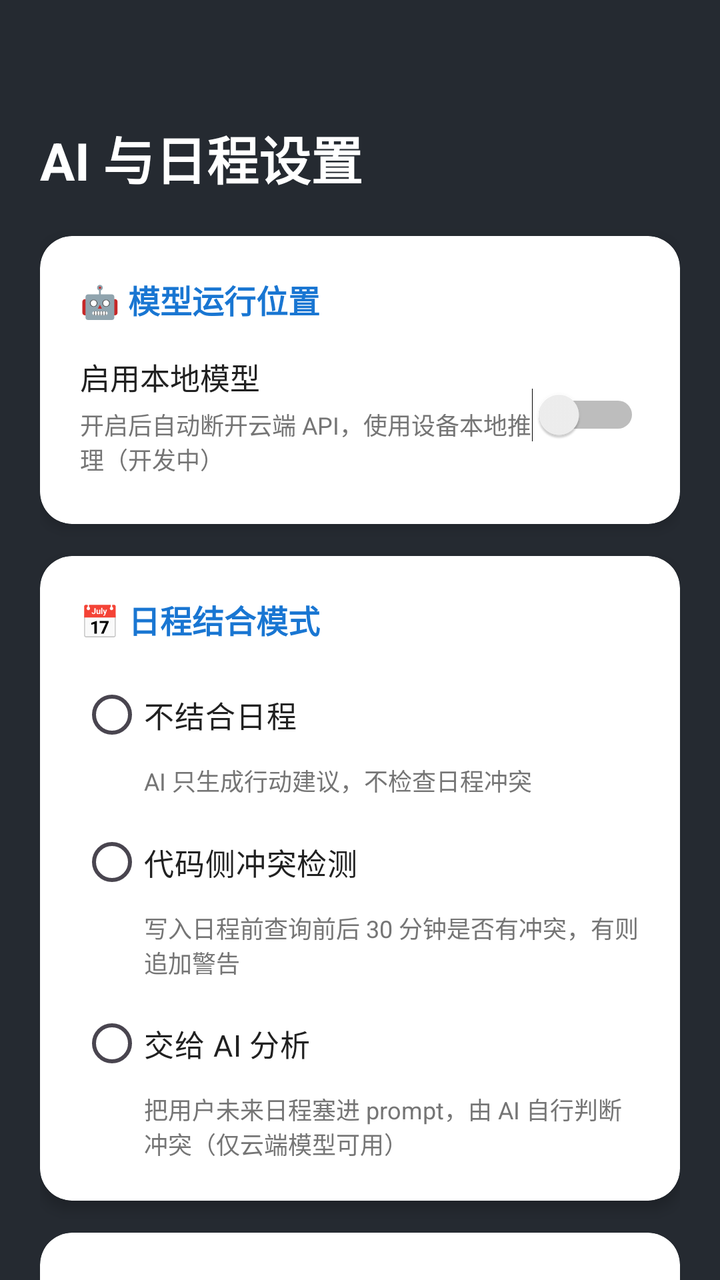
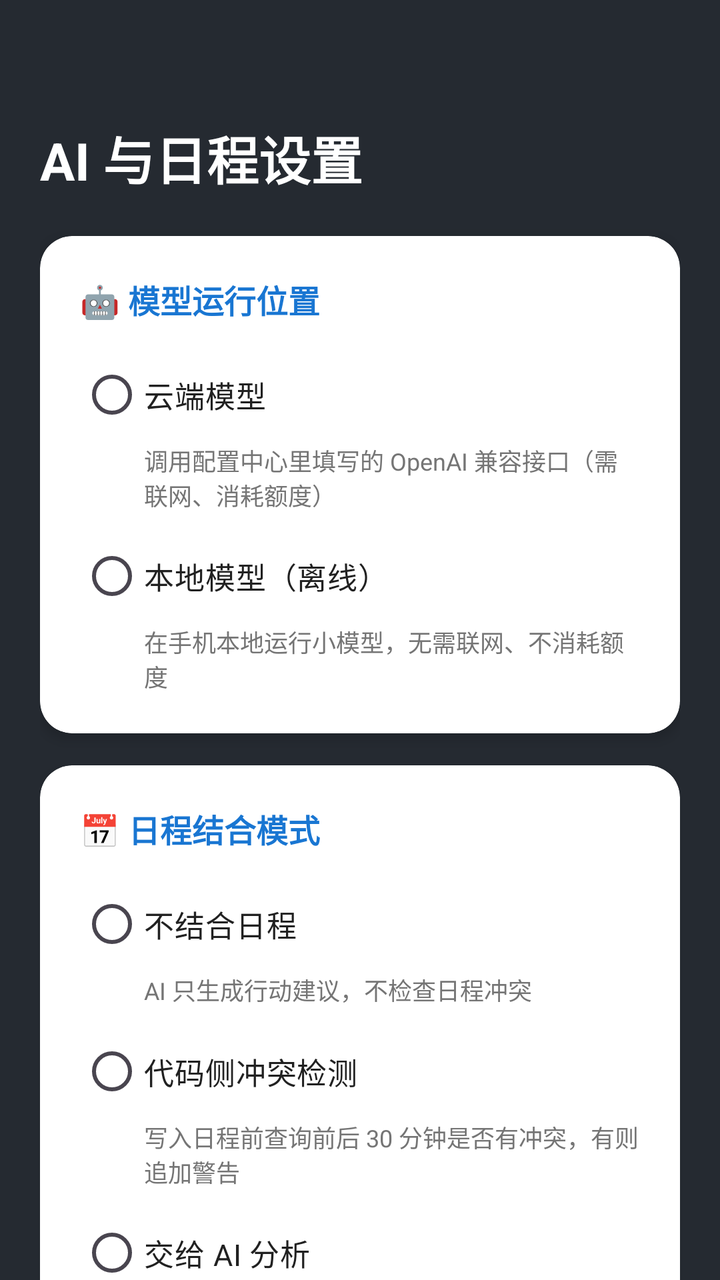

The first picture is an Android layout as it rendered before a commit; the second is the same layout after the commit. The layout source and the unified diff follow.
<!-- AndroidManifest.xml: application theme Theme.QQAIHelper -->
<!-- res/layout/activity_ai_options.xml -->
<?xml version="1.0" encoding="utf-8"?>
<LinearLayout xmlns:android="http://schemas.android.com/apk/res/android"
    xmlns:app="http://schemas.android.com/apk/res-auto"
    android:layout_width="match_parent"
    android:layout_height="match_parent"
    android:orientation="vertical"
    android:fitsSystemWindows="true"
    android:paddingTop="60dp"
    android:background="#252A31">

    <ScrollView
        android:layout_width="match_parent"
        android:layout_height="match_parent"
        android:layout_marginLeft="20dp"
        android:layout_marginRight="20dp"
        android:scrollbars="none">

        <LinearLayout
            android:layout_width="match_parent"
            android:layout_height="wrap_content"
            android:orientation="vertical"
            android:paddingBottom="24dp">

            <TextView
                android:layout_width="wrap_content"
                android:layout_height="wrap_content"
                android:text="@string/ai_title"
                android:textSize="26sp"
                android:textStyle="bold"
                android:textColor="#FFFFFF"
                android:layout_marginBottom="20dp"/>

            <androidx.cardview.widget.CardView
                android:layout_width="match_parent"
                android:layout_height="wrap_content"
                android:layout_marginBottom="16dp"
                app:cardBackgroundColor="#FFFFFF"
                app:cardCornerRadius="16dp"
                app:cardElevation="4dp">

                <LinearLayout
                    android:layout_width="match_parent"
                    android:layout_height="wrap_content"
                    android:orientation="vertical"
                    android:padding="20dp">

                    <TextView
                        android:layout_width="wrap_content"
                        android:layout_height="wrap_content"
                        android:text="@string/ai_card_model"
                        android:textSize="16sp"
                        android:textStyle="bold"
                        android:textColor="#1976D2"
                        android:layout_marginBottom="12dp"/>

                    <LinearLayout
                        android:layout_width="match_parent"
                        android:layout_height="wrap_content"
                        android:orientation="horizontal"
                        android:gravity="center_vertical"
                        android:paddingVertical="4dp">

                        <LinearLayout
                            android:layout_width="0dp"
                            android:layout_height="wrap_content"
                            android:layout_weight="1"
                            android:orientation="vertical">

                            <TextView
                                android:layout_width="wrap_content"
                                android:layout_height="wrap_content"
                                android:text="@string/ai_local_model"
                                android:textSize="15sp"
                                android:textColor="#212121"/>

                            <TextView
                                android:layout_width="wrap_content"
                                android:layout_height="wrap_content"
                                android:layout_marginTop="4dp"
                                android:text="@string/ai_local_model_desc"
                                android:textSize="12sp"
                                android:textColor="#757575"/>
                        </LinearLayout>

                        <Switch
                            android:id="@+id/switchLocalModel"
                            android:layout_width="wrap_content"
                            android:layout_height="wrap_content"/>
                    </LinearLayout>

                </LinearLayout>
            </androidx.cardview.widget.CardView>

            <androidx.cardview.widget.CardView
                android:layout_width="match_parent"
                android:layout_height="wrap_content"
                android:layout_marginBottom="16dp"
                app:cardBackgroundColor="#FFFFFF"
                app:cardCornerRadius="16dp"
                app:cardElevation="4dp">

                <LinearLayout
                    android:layout_width="match_parent"
                    android:layout_height="wrap_content"
                    android:orientation="vertical"
                    android:padding="20dp">

                    <TextView
                        android:layout_width="wrap_content"
                        android:layout_height="wrap_content"
                        android:text="@string/ai_card_mode"
                        android:textSize="16sp"
                        android:textStyle="bold"
                        android:textColor="#1976D2"
                        android:layout_marginBottom="12dp"/>

                    <RadioGroup
                        android:id="@+id/radioGroupScheduleMode"
                        android:layout_width="match_parent"
                        android:layout_height="wrap_content"
                        android:orientation="vertical">

                        <RadioButton
                            android:id="@+id/radioModeNone"
                            android:layout_width="match_parent"
                            android:layout_height="wrap_content"
                            android:paddingVertical="8dp"
                            android:text="@string/ai_mode_none"
                            android:textSize="15sp"
                            android:textColor="#212121"/>

                        <TextView
                            android:layout_width="match_parent"
                            android:layout_height="wrap_content"
                            android:layout_marginStart="32dp"
                            android:text="@string/ai_mode_none_desc"
                            android:textSize="12sp"
                            android:textColor="#757575"
                            android:layout_marginBottom="8dp"/>

                        <RadioButton
                            android:id="@+id/radioModeCodeCheck"
                            android:layout_width="match_parent"
                            android:layout_height="wrap_content"
                            android:paddingVertical="8dp"
                            android:text="@string/ai_mode_code"
                            android:textSize="15sp"
                            android:textColor="#212121"/>

                        <TextView
                            android:layout_width="match_parent"
                            android:layout_height="wrap_content"
                            android:layout_marginStart="32dp"
                            android:text="@string/ai_mode_code_desc"
                            android:textSize="12sp"
                            android:textColor="#757575"
                            android:layout_marginBottom="8dp"/>

                        <RadioButton
                            android:id="@+id/radioModeAiAnalysis"
                            android:layout_width="match_parent"
                            android:layout_height="wrap_content"
                            android:paddingVertical="8dp"
                            android:text="@string/ai_mode_ai"
                            android:textSize="15sp"
                            android:textColor="#212121"/>

                        <TextView
                            android:layout_width="match_parent"
                            android:layout_height="wrap_content"
                            android:layout_marginStart="32dp"
                            android:text="@string/ai_mode_ai_desc"
                            android:textSize="12sp"
                            android:textColor="#757575"/>
                    </RadioGroup>

                </LinearLayout>
            </androidx.cardview.widget.CardView>

            <androidx.cardview.widget.CardView
                android:layout_width="match_parent"
                android:layout_height="wrap_content"
                android:layout_marginBottom="16dp"
                app:cardBackgroundColor="#FFFFFF"
                app:cardCornerRadius="16dp"
                app:cardElevation="4dp">

                <LinearLayout
                    android:layout_width="match_parent"
                    android:layout_height="wrap_content"
                    android:orientation="vertical"
                    android:padding="20dp">

                    <TextView
                        android:layout_width="wrap_content"
                        android:layout_height="wrap_content"
                        android:text="@string/ai_card_days"
                        android:textSize="16sp"
                        android:textStyle="bold"
                        android:textColor="#1976D2"
                        android:layout_marginBottom="12dp"/>

                    <LinearLayout
                        android:layout_width="match_parent"
                        android:layout_height="wrap_content"
                        android:orientation="horizontal"
                        android:gravity="center_vertical">

                        <EditText
                            android:id="@+id/etLookaheadDays"
                            android:layout_width="0dp"
                            android:layout_height="wrap_content"
                            android:layout_weight="1"
                            android:hint="@string/ai_days_hint"
                            android:inputType="number"
                            android:minHeight="48dp"
                            android:background="@drawable/input_bg"
                            android:paddingHorizontal="14dp"
                            android:textSize="14sp"/>

                        <TextView
                            android:layout_width="wrap_content"
                            android:layout_height="wrap_content"
                            android:layout_marginStart="10dp"
                            android:text="@string/ai_days_suffix"
                            android:textSize="14sp"
                            android:textColor="#757575"/>
                    </LinearLayout>

                    <TextView
                        android:layout_width="match_parent"
                        android:layout_height="wrap_content"
                        android:layout_marginTop="8dp"
                        android:text="@string/ai_days_note"
                        android:textSize="12sp"
                        android:textColor="#9E9E9E"/>
                </LinearLayout>
            </androidx.cardview.widget.CardView>

            <Button
                android:id="@+id/btnSaveAiOptions"
                android:layout_width="match_parent"
                android:layout_height="wrap_content"
                android:minHeight="52dp"
                android:layout_marginTop="4dp"
                android:text="@string/ai_save"
                android:textColor="#FFFFFF"
                android:textSize="16sp"
                android:textStyle="bold"
                android:textAllCaps="false"
                android:background="@drawable/btn_primary_selector"/>

        </LinearLayout>
    </ScrollView>

</LinearLayout>
<!-- resources referenced by this layout -->
<resources>
  <!-- drawable btn_primary_selector (drawable) -->
  <?xml version="1.0" encoding="utf-8"?>
  <ripple xmlns:android="http://schemas.android.com/apk/res/android"
      android:color="#40FFFFFF">
      <item>
          <shape android:shape="rectangle">
              <solid android:color="#2979FF" />
              <corners android:radius="12dp" />
          </shape>
      </item>
  </ripple>
  <!-- drawable input_bg (drawable) -->
  <?xml version="1.0" encoding="utf-8"?>
  <shape xmlns:android="http://schemas.android.com/apk/res/android"
      android:shape="rectangle">
      <solid android:color="#F5F5F5" />
      <corners android:radius="10dp" />
      <stroke android:width="1dp" android:color="#E0E0E0" />
  </shape>
  <string name="ai_card_days">🔢 未来日程查询天数</string>
  <string name="ai_card_mode">📅 日程结合模式</string>
  <string name="ai_card_model">🤖 模型运行位置</string>
  <string name="ai_days_hint">7</string>
  <string name="ai_days_note">仅在「交给 AI 分析」模式下生效</string>
  <string name="ai_days_suffix">天（1-30）</string>
  <string name="ai_local_model">启用本地模型</string>
  <string name="ai_local_model_desc">开启后自动断开云端 API，使用设备本地推理（开发中）</string>
  <string name="ai_mode_ai">交给 AI 分析</string>
  <string name="ai_mode_ai_desc">把用户未来日程塞进 prompt，由 AI 自行判断冲突（仅云端模型可用）</string>
  <string name="ai_mode_code">代码侧冲突检测</string>
  <string name="ai_mode_code_desc">写入日程前查询前后 30 分钟是否有冲突，有则追加警告</string>
  <string name="ai_mode_none">不结合日程</string>
  <string name="ai_mode_none_desc">AI 只生成行动建议，不检查日程冲突</string>
  <string name="ai_save">保存设置</string>
  <string name="ai_title">AI 与日程设置</string>
  <style name="Theme.QQAIHelper" parent="Base.Theme.QQAIHelper" />
  <style name="Base.Theme.QQAIHelper" parent="Theme.Material3.Light.NoActionBar">
          
          <item name="alertDialogTheme">@style/AppAlertDialogTheme</item>
      </style>
  <style name="AppAlertDialogTheme" parent="ThemeOverlay.Material3.MaterialAlertDialog">
          <item name="android:windowAnimationStyle">@style/AppDialogAnimation</item>
      </style>
  <style name="AppDialogAnimation">
          <item name="android:windowEnterAnimation">@anim/dialog_enter</item>
          <item name="android:windowExitAnimation">@anim/dialog_exit</item>
      </style>
</resources>

<!-- the commit's change to res/layout/activity_ai_options.xml (unified diff, before → after) -->
@@ -30,6 +30,7 @@
                 android:textColor="#FFFFFF"
                 android:layout_marginBottom="20dp"/>
 
+            
             <androidx.cardview.widget.CardView
                 android:layout_width="match_parent"
                 android:layout_height="wrap_content"
@@ -53,39 +54,185 @@
                         android:textColor="#1976D2"
                         android:layout_marginBottom="12dp"/>
 
+                    <RadioGroup
+                        android:id="@+id/radioGroupModelSource"
+                        android:layout_width="match_parent"
+                        android:layout_height="wrap_content"
+                        android:orientation="vertical">
+
+                        <RadioButton
+                            android:id="@+id/radioModelCloud"
+                            android:layout_width="match_parent"
+                            android:layout_height="wrap_content"
+                            android:paddingVertical="8dp"
+                            android:text="@string/ai_model_cloud"
+                            android:textSize="15sp"
+                            android:textColor="#212121"/>
+
+                        <TextView
+                            android:layout_width="match_parent"
+                            android:layout_height="wrap_content"
+                            android:layout_marginStart="32dp"
+                            android:text="@string/ai_model_cloud_desc"
+                            android:textSize="12sp"
+                            android:textColor="#757575"
+                            android:layout_marginBottom="8dp"/>
+
+                        <RadioButton
+                            android:id="@+id/radioModelLocal"
+                            android:layout_width="match_parent"
+                            android:layout_height="wrap_content"
+                            android:paddingVertical="8dp"
+                            android:text="@string/ai_model_local"
+                            android:textSize="15sp"
+                            android:textColor="#212121"/>
+
+                        <TextView
+                            android:layout_width="match_parent"
+                            android:layout_height="wrap_content"
+                            android:layout_marginStart="32dp"
+                            android:text="@string/ai_model_local_desc"
+                            android:textSize="12sp"
+                            android:textColor="#757575"/>
+                    </RadioGroup>
+
+                    
                     <LinearLayout
+                        android:id="@+id/localModelPanel"
                         android:layout_width="match_parent"
                         android:layout_height="wrap_content"
-                        android:orientation="horizontal"
-                        android:gravity="center_vertical"
-                        android:paddingVertical="4dp">
+                        android:orientation="vertical"
+                        android:layout_marginTop="16dp"
+                        android:padding="14dp"
+                        android:background="@drawable/input_bg"
+                        android:visibility="gone">
+
+                        <TextView
+                            android:id="@+id/tvLocalModelStatus"
+                            android:layout_width="match_parent"
+                            android:layout_height="wrap_content"
+                            android:text="@string/ai_status_checking"
+                            android:textSize="13sp"
+                            android:textColor="#424242"/>
+
+                        <TextView
+                            android:layout_width="wrap_content"
+                            android:layout_height="wrap_content"
+                            android:layout_marginTop="14dp"
+                            android:text="@string/ai_plugin_section"
+                            android:textSize="13sp"
+                            android:textStyle="bold"
+                            android:textColor="#1976D2"/>
 
                         <LinearLayout
-                            android:layout_width="0dp"
-                            android:layout_height="wrap_content"
-                            android:layout_weight="1"
-                            android:orientation="vertical">
+                            android:id="@+id/llPluginList"
+                            android:layout_width="match_parent"
+                            android:layout_height="wrap_content"
+                            android:orientation="vertical"
+                            android:layout_marginTop="6dp"/>
+
+                        <TextView
+                            android:id="@+id/tvNoPlugin"
+                            android:layout_width="match_parent"
+                            android:layout_height="wrap_content"
+                            android:layout_marginTop="6dp"
+                            android:text="@string/ai_plugin_none"
+                            android:textSize="12sp"
+                            android:textColor="#9E9E9E"/>
+
+                        <Button
+                            android:id="@+id/btnAutoScan"
+                            android:layout_width="match_parent"
+                            android:layout_height="wrap_content"
+                            android:minHeight="46dp"
+                            android:layout_marginTop="12dp"
+                            android:text="@string/ai_scan_button"
+                            android:textColor="#FFFFFF"
+                            android:textSize="13sp"
+                            android:textStyle="bold"
+                            android:textAllCaps="false"
+                            android:background="@drawable/btn_secondary_selector"/>
+
+                        
+                        <LinearLayout
+                            android:id="@+id/llScanResult"
+                            android:layout_width="match_parent"
+                            android:layout_height="wrap_content"
+                            android:orientation="vertical"
+                            android:layout_marginTop="6dp"/>
+
+                        <LinearLayout
+                            android:layout_width="match_parent"
+                            android:layout_height="wrap_content"
+                            android:orientation="horizontal"
+                            android:layout_marginTop="12dp">
+
+                            <Button
+                                android:id="@+id/btnImportPlugin"
+                                android:layout_width="0dp"
+                                android:layout_weight="1"
+                                android:layout_height="wrap_content"
+                                android:minHeight="46dp"
+                                android:layout_marginEnd="6dp"
+                                android:text="@string/ai_plugin_import"
+                                android:textColor="#FFFFFF"
+                                android:textSize="13sp"
+                                android:textStyle="bold"
+                                android:textAllCaps="false"
+                                android:background="@drawable/btn_primary_selector"/>
+
+                            <Button
+                                android:id="@+id/btnInstallLocalModel"
+                                android:layout_width="0dp"
+                                android:layout_weight="1"
+                                android:layout_height="wrap_content"
+                                android:minHeight="46dp"
+                                android:layout_marginStart="6dp"
+                                android:text="@string/ai_plugin_load"
+                                android:textColor="#FFFFFF"
+                                android:textSize="13sp"
+                                android:textStyle="bold"
+                                android:textAllCaps="false"
+                                android:background="@drawable/btn_secondary_selector"/>
+                        </LinearLayout>
+
+                        <LinearLayout
+                            android:layout_width="match_parent"
+                            android:layout_height="wrap_content"
+                            android:orientation="horizontal"
+                            android:gravity="center_vertical"
+                            android:layout_marginTop="12dp">
 
                             <TextView
                                 android:layout_width="wrap_content"
                                 android:layout_height="wrap_content"
-                                android:text="@string/ai_local_model"
-                                android:textSize="15sp"
-                                android:textColor="#212121"/>
-
-                            <TextView
-                                android:layout_width="wrap_content"
+                                android:text="@string/ai_port_label"
+                                android:textSize="13sp"
+                                android:textColor="#757575"/>
+
+                            <EditText
+                                android:id="@+id/etLocalModelPort"
+                                android:layout_width="0dp"
                                 android:layout_height="wrap_content"
-                                android:layout_marginTop="4dp"
-                                android:text="@string/ai_local_model_desc"
-                                android:textSize="12sp"
-                                android:textColor="#757575"/>
+                                android:layout_weight="1"
+                                android:layout_marginStart="10dp"
+                                android:hint="8090"
+                                android:inputType="number"
+                                android:minHeight="44dp"
+                                android:background="@drawable/input_bg"
+                                android:paddingHorizontal="12dp"
+                                android:textSize="14sp"/>
                         </LinearLayout>
 
-                        <Switch
-                            android:id="@+id/switchLocalModel"
-                            android:layout_width="wrap_content"
-                            android:layout_height="wrap_content"/>
+                        <ProgressBar
+                            android:id="@+id/pbLocalModel"
+                            style="?android:attr/progressBarStyleHorizontal"
+                            android:layout_width="match_parent"
+                            android:layout_height="wrap_content"
+                            android:layout_marginTop="12dp"
+                            android:max="100"
+                            android:progress="0"
+                            android:visibility="gone"/>
                     </LinearLayout>
 
                 </LinearLayout>
<!-- resource entries referenced after the edit -->
@@ -7,6 +7,17 @@
       <item>
           <shape android:shape="rectangle">
               <solid android:color="#2979FF" />
+              <corners android:radius="12dp" />
+          </shape>
+      </item>
+  </ripple>
+  <!-- drawable btn_secondary_selector (drawable) -->
+  <?xml version="1.0" encoding="utf-8"?>
+  <ripple xmlns:android="http://schemas.android.com/apk/res/android"
+      android:color="#40FFFFFF">
+      <item>
+          <shape android:shape="rectangle">
+              <solid android:color="#00B0FF" />
               <corners android:radius="12dp" />
           </shape>
       </item>
@@ -25,15 +36,24 @@
   <string name="ai_days_hint">7</string>
   <string name="ai_days_note">仅在「交给 AI 分析」模式下生效</string>
   <string name="ai_days_suffix">天（1-30）</string>
-  <string name="ai_local_model">启用本地模型</string>
-  <string name="ai_local_model_desc">开启后自动断开云端 API，使用设备本地推理（开发中）</string>
   <string name="ai_mode_ai">交给 AI 分析</string>
   <string name="ai_mode_ai_desc">把用户未来日程塞进 prompt，由 AI 自行判断冲突（仅云端模型可用）</string>
   <string name="ai_mode_code">代码侧冲突检测</string>
   <string name="ai_mode_code_desc">写入日程前查询前后 30 分钟是否有冲突，有则追加警告</string>
   <string name="ai_mode_none">不结合日程</string>
   <string name="ai_mode_none_desc">AI 只生成行动建议，不检查日程冲突</string>
+  <string name="ai_model_cloud">云端模型</string>
+  <string name="ai_model_cloud_desc">调用配置中心里填写的 OpenAI 兼容接口（需联网、消耗额度）</string>
+  <string name="ai_model_local">本地模型（离线）</string>
+  <string name="ai_model_local_desc">在手机本地运行小模型，无需联网、不消耗额度</string>
+  <string name="ai_plugin_import">📥 导入插件 (.zip)</string>
+  <string name="ai_plugin_load">🔄 加载 / 重载</string>
+  <string name="ai_plugin_none">（暂无插件，请点下方按钮导入 .zip）</string>
+  <string name="ai_plugin_section">📦 已安装的模型插件</string>
+  <string name="ai_port_label">本地服务端口</string>
   <string name="ai_save">保存设置</string>
+  <string name="ai_scan_button">🔍 自动搜寻</string>
+  <string name="ai_status_checking">状态检测中…</string>
   <string name="ai_title">AI 与日程设置</string>
   <style name="Theme.QQAIHelper" parent="Base.Theme.QQAIHelper" />
   <style name="Base.Theme.QQAIHelper" parent="Theme.Material3.Light.NoActionBar">
